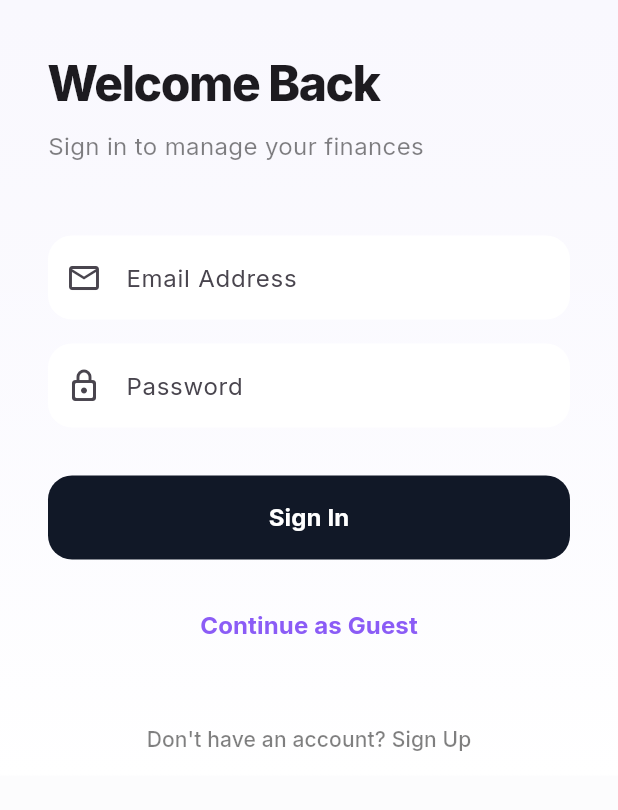
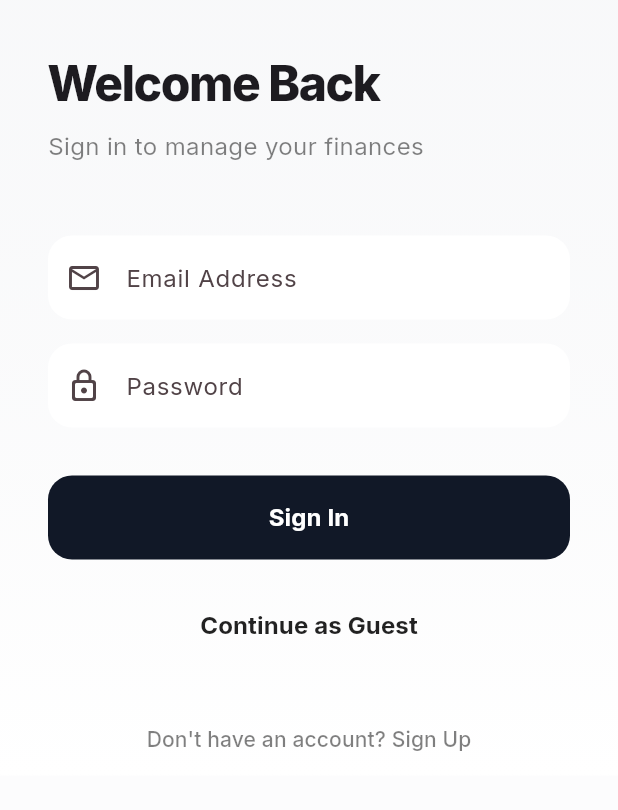
Before and after one commit to ermiyashenok/apps, a Flutter app: the screen it shows after launch, on a phone screen of 412 x 824 dp, the part 186-996 px from its top. Run offline on Flutter 3.47's test engine with Material 3 defaults, Android fonts, the phone set to English and light mode, and no system bars; our stand-ins replace cloud_firestore, firebase_auth, firebase_core, flutter_colorpicker, geocoding, geolocator and 3 more; accounts and stored records are empty.

Commit message:
Update main.dart theme

```diff
--- a/account_manager/lib/main.dart
+++ b/account_manager/lib/main.dart
@@ -40,11 +40,11 @@ class AccountManagerApp extends StatelessWidget {
       theme: ThemeData(
         useMaterial3: true,
         colorScheme: ColorScheme.fromSeed(
-          seedColor: const Color(0xFF8B5CF6),
+          seedColor: Colors.black,
           primary: const Color(0xFF111827),
-          secondary: const Color(0xFF8B5CF6),
-          secondaryContainer: const Color(0xFFF5F3FF),
-          onSecondaryContainer: const Color(0xFF8B5CF6),
+          secondary: Colors.black87,
+          secondaryContainer: const Color(0xFFF3F4F6),
+          onSecondaryContainer: Colors.black,
           surface: Colors.white,
         ),
         scaffoldBackgroundColor: const Color(0xFFFCFCFD),
@@ -72,10 +72,10 @@ class AccountManagerApp extends StatelessWidget {
       darkTheme: ThemeData(
         useMaterial3: true,
         colorScheme: ColorScheme.fromSeed(
-          seedColor: const Color(0xFF8B5CF6),
+          seedColor: Colors.white,
           brightness: Brightness.dark,
           primary: Colors.white,
-          secondary: const Color(0xFFA78BFA),
+          secondary: Colors.grey[400]!,
           surface: const Color(0xFF1F2937),
           background: const Color(0xFF111827),
         ),
```
